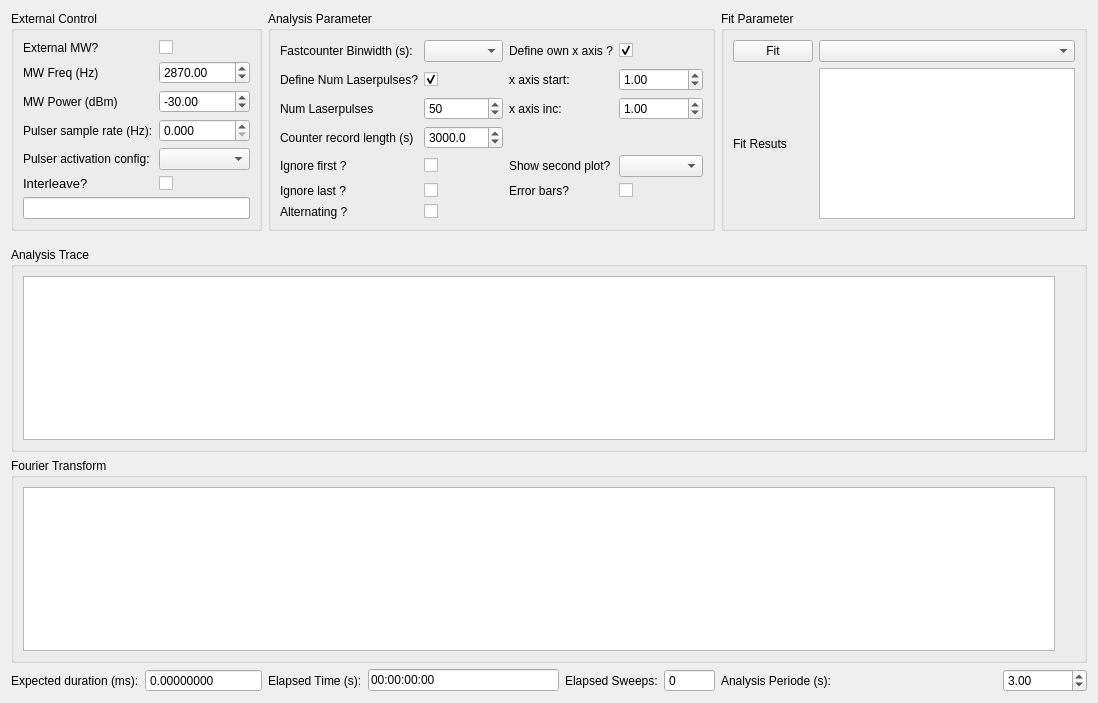
Ulm-IQO/qudi, file gui/pulsed/ui_pulse_analysis.ui: the form before one commit.
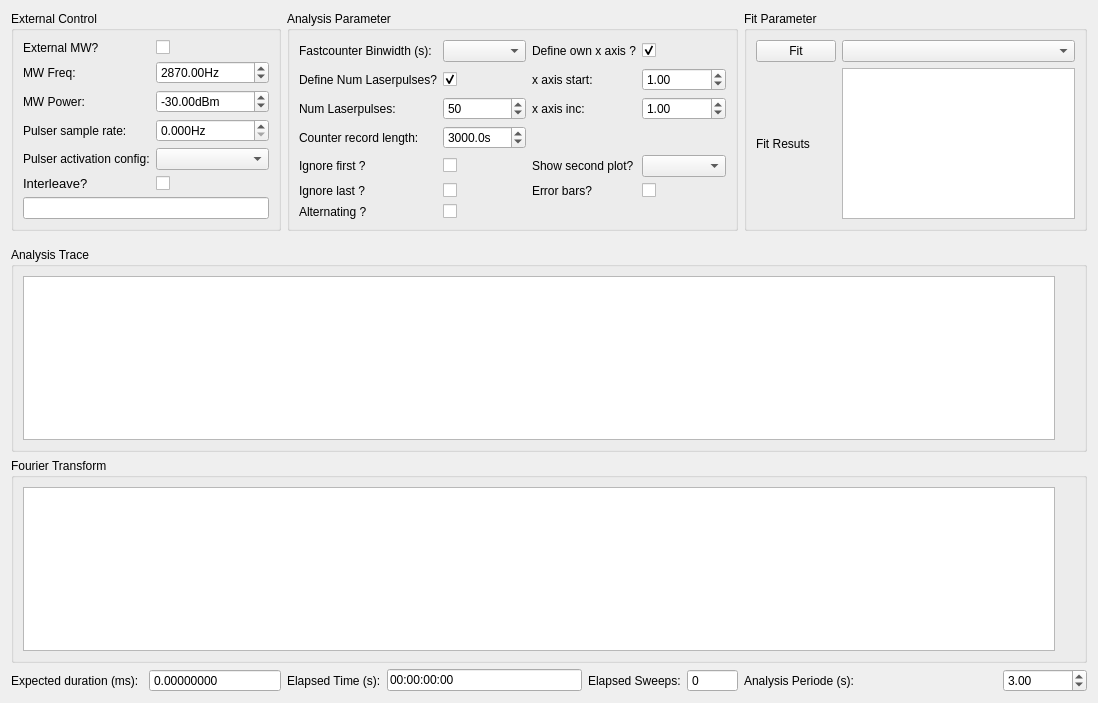
The form after the commit. Custom widgets are drawn as their Qt base class.

Commit message: Changed .ui-file to use ScienDSpinboxes more consistently

What changed in the file:
```diff
--- a/gui/pulsed/ui_pulse_analysis.ui
+++ b/gui/pulsed/ui_pulse_analysis.ui
@@ -25,7 +25,7 @@
         <item row="3" column="0">
          <widget class="QLabel" name="label_35">
           <property name="text">
-           <string>Pulser sample rate (Hz):</string>
+           <string>Pulser sample rate:</string>
           </property>
          </widget>
         </item>
@@ -34,6 +34,9 @@
           <property name="enabled">
            <bool>true</bool>
           </property>
+          <property name="suffix">
+           <string>Hz</string>
+          </property>
           <property name="maximum">
            <double>2100000044.000000000000000</double>
           </property>
@@ -63,7 +66,10 @@
          </widget>
         </item>
         <item row="2" column="1">
-         <widget class="QDoubleSpinBox" name="ext_control_mw_power_DoubleSpinBox">
+         <widget class="ScienDSpinBox" name="ext_control_mw_power_DoubleSpinBox">
+          <property name="suffix">
+           <string>dBm</string>
+          </property>
           <property name="minimum">
            <double>-999999.000000000000000</double>
           </property>
@@ -78,14 +84,14 @@
         <item row="2" column="0">
          <widget class="QLabel" name="ext_control_mw_power_Label">
           <property name="text">
-           <string>MW Power (dBm)</string>
+           <string>MW Power:</string>
           </property>
          </widget>
         </item>
         <item row="1" column="0">
          <widget class="QLabel" name="ext_control_mw_freq_Label">
           <property name="text">
-           <string>MW Freq (Hz)</string>
+           <string>MW Freq:</string>
           </property>
          </widget>
         </item>
@@ -108,6 +114,9 @@
         </item>
         <item row="3" column="1">
          <widget class="ScienDSpinBox" name="pulser_sample_freq_DSpinBox">
+          <property name="suffix">
+           <string>Hz</string>
+          </property>
           <property name="decimals">
            <number>3</number>
           </property>
@@ -174,7 +183,7 @@
         <item row="2" column="0">
          <widget class="QLabel" name="ana_param_num_laserpulses_Label">
           <property name="text">
-           <string>Num Laserpulses</string>
+           <string>Num Laserpulses:</string>
           </property>
          </widget>
         </item>
@@ -327,12 +336,15 @@
         <item row="3" column="0">
          <widget class="QLabel" name="ana_param_record_length_Label">
           <property name="text">
-           <string>Counter record length (s)</string>
+           <string>Counter record length:</string>
           </property>
          </widget>
         </item>
         <item row="3" column="1">
          <widget class="ScienDSpinBox" name="ana_param_record_length_SpinBox">
+          <property name="suffix">
+           <string>s</string>
+          </property>
           <property name="decimals">
            <number>1</number>
           </property>
```
